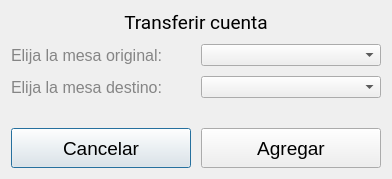
This is El-Patio/mesero/mesero_cambiar_cuenta_mesa.ui in MrDanielG/IHC-ElPatio as Qt 5 draws it before an edit. The edited form follows.
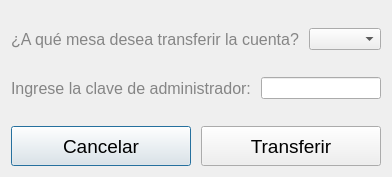
This is the edited form.

Commit message: Interfaces y transferencia de cuentas

Patch:
```diff
--- a/El-Patio/mesero/mesero_cambiar_cuenta_mesa.ui
+++ b/El-Patio/mesero/mesero_cambiar_cuenta_mesa.ui
@@ -6,8 +6,8 @@
    <rect>
     <x>0</x>
     <y>0</y>
-    <width>392</width>
-    <height>179</height>
+    <width>374</width>
+    <height>177</height>
    </rect>
   </property>
   <property name="windowTitle">
@@ -20,20 +20,17 @@
       <number>10</number>
      </property>
      <item>
-      <widget class="QLabel" name="titulo">
-       <property name="font">
-        <font>
-         <family>Roboto</family>
-         <pointsize>14</pointsize>
-        </font>
+      <spacer name="verticalSpacer">
+       <property name="orientation">
+        <enum>Qt::Vertical</enum>
        </property>
-       <property name="text">
-        <string>Transferir cuenta</string>
+       <property name="sizeHint" stdset="0">
+        <size>
+         <width>20</width>
+         <height>40</height>
+        </size>
        </property>
-       <property name="alignment">
-        <set>Qt::AlignCenter</set>
-       </property>
-      </widget>
+      </spacer>
      </item>
      <item>
       <layout class="QHBoxLayout" name="horizontalLayout_3">
@@ -48,7 +45,7 @@
           <string notr="true">color: rgb(133, 133, 133);</string>
          </property>
          <property name="text">
-          <string>Elija la mesa original:</string>
+          <string>¿A qué mesa desea transferir la cuenta?</string>
          </property>
         </widget>
        </item>
@@ -57,6 +54,19 @@
        </item>
       </layout>
      </item>
+     <item>
+      <spacer name="verticalSpacer_2">
+       <property name="orientation">
+        <enum>Qt::Vertical</enum>
+       </property>
+       <property name="sizeHint" stdset="0">
+        <size>
+         <width>20</width>
+         <height>40</height>
+        </size>
+       </property>
+      </spacer>
+     </item>
      <item>
       <layout class="QHBoxLayout" name="horizontalLayout_4">
        <item>
@@ -70,12 +80,19 @@
           <string notr="true">color: rgb(133, 133, 133);</string>
          </property>
          <property name="text">
-          <string>Elija la mesa destino:</string>
+          <string>Ingrese la clave de administrador:</string>
          </property>
         </widget>
        </item>
        <item>
-        <widget class="QComboBox" name="comboBox_2"/>
+        <widget class="QLineEdit" name="CodigoADM">
+         <property name="inputMethodHints">
+          <set>Qt::ImhHiddenText</set>
+         </property>
+         <property name="inputMask">
+          <string/>
+         </property>
+        </widget>
        </item>
       </layout>
      </item>
@@ -126,7 +143,7 @@
           </font>
          </property>
          <property name="text">
-          <string>Agregar</string>
+          <string>Transferir</string>
          </property>
         </widget>
        </item>
```
Left out of the diff: 4 changed lines with no effect on the pictures. The commit also changes 10 other files.
